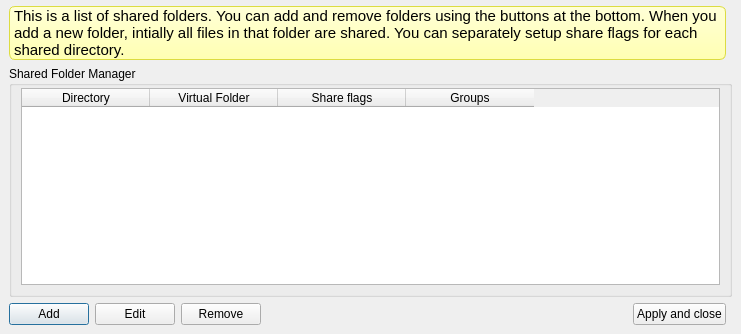
First picture: the form in retroshare-gui/src/gui/ShareManager.ui, repository RetroShare/RetroShare, before the edit.
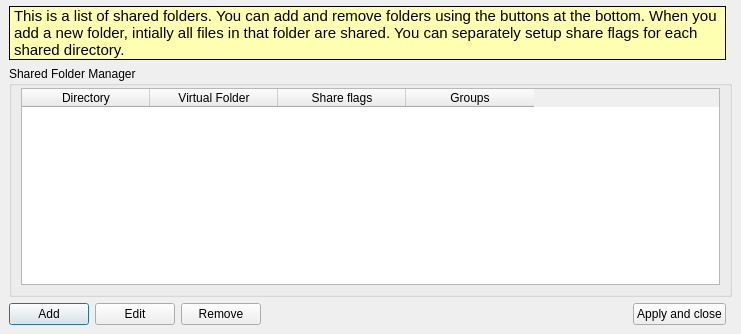
Second picture: the form after the edit. Icons and pictures are not drawn. Custom widgets are drawn as their Qt base class.

Commit message: Moved stylesheet from ShareManager to Standard.qss.

Diff of the .ui file:
```diff
--- a/retroshare-gui/src/gui/ShareManager.ui
+++ b/retroshare-gui/src/gui/ShareManager.ui
@@ -209,17 +209,84 @@
       </item>
       <item row="0" column="0" colspan="5">
        <widget class="QLabel" name="labelInstructions">
+        <property name="palette">
+         <palette>
+          <active>
+           <colorrole role="Base">
+            <brush brushstyle="SolidPattern">
+             <color alpha="255">
+              <red>255</red>
+              <green>255</green>
+              <blue>255</blue>
+             </color>
+            </brush>
+           </colorrole>
+           <colorrole role="Window">
+            <brush brushstyle="SolidPattern">
+             <color alpha="255">
+              <red>255</red>
+              <green>255</green>
+              <blue>178</blue>
+             </color>
+            </brush>
+           </colorrole>
+          </active>
+          <inactive>
+           <colorrole role="Base">
+            <brush brushstyle="SolidPattern">
+             <color alpha="255">
+              <red>255</red>
+              <green>255</green>
+              <blue>255</blue>
+             </color>
+            </brush>
+           </colorrole>
+           <colorrole role="Window">
+            <brush brushstyle="SolidPattern">
+             <color alpha="255">
+              <red>255</red>
+              <green>255</green>
+              <blue>178</blue>
+             </color>
+            </brush>
+           </colorrole>
+          </inactive>
+          <disabled>
+           <colorrole role="Base">
+            <brush brushstyle="SolidPattern">
+             <color alpha="255">
+              <red>255</red>
+              <green>255</green>
+              <blue>178</blue>
+             </color>
+            </brush>
+           </colorrole>
+           <colorrole role="Window">
+            <brush brushstyle="SolidPattern">
+             <color alpha="255">
+              <red>255</red>
+              <green>255</green>
+              <blue>178</blue>
+             </color>
+            </brush>
+           </colorrole>
+          </disabled>
+         </palette>
+        </property>
         <property name="font">
          <font>
           <family>Tahoma</family>
           <pointsize>11</pointsize>
          </font>
         </property>
+        <property name="autoFillBackground">
+         <bool>true</bool>
+        </property>
         <property name="styleSheet">
-         <string notr="true">	border: 1px solid #DCDC41;
-	border-radius: 6px;
-	background: #FFFFD7;
-	background-color: qlineargradient(x1:0, y1:0, x2:0, y2:1, stop:0 #FFFFD7, stop:1 #FFFFB2);</string>
+         <string notr="true"/>
+        </property>
+        <property name="frameShape">
+         <enum>QFrame::Box</enum>
         </property>
         <property name="text">
          <string>This is a list of shared folders. You can add and remove folders using the buttons at the bottom. When you add a new folder, intially all files in that folder are shared. You can separately setup share flags for each shared directory.</string>
```
The commit also changes 1 other file.
